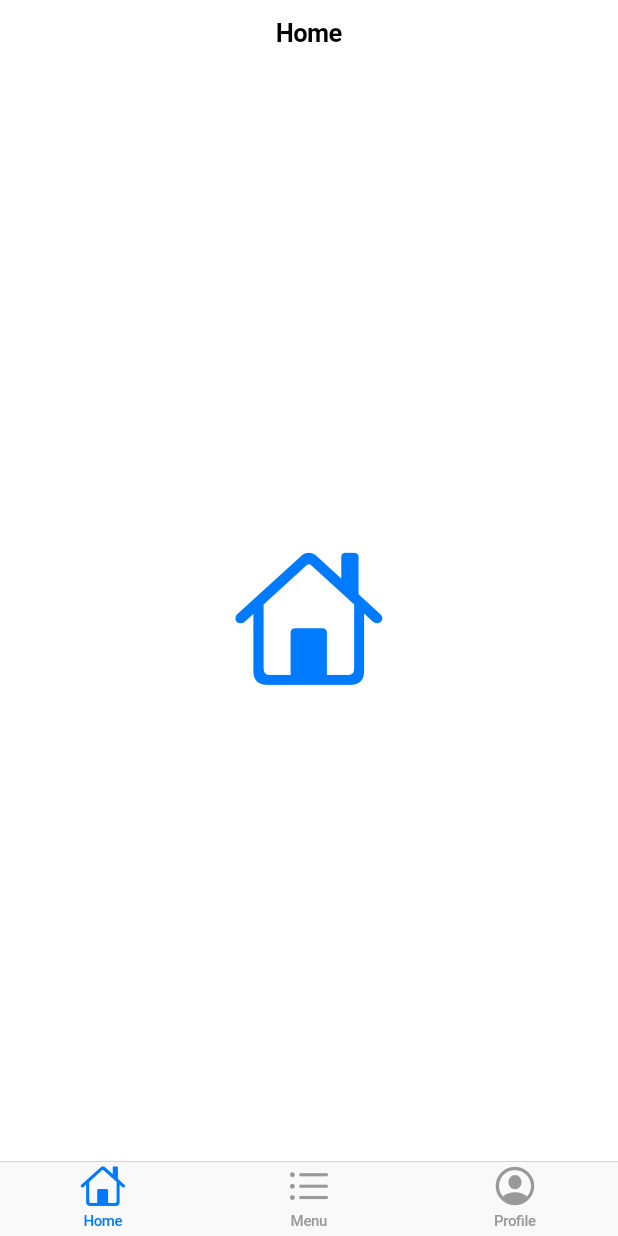
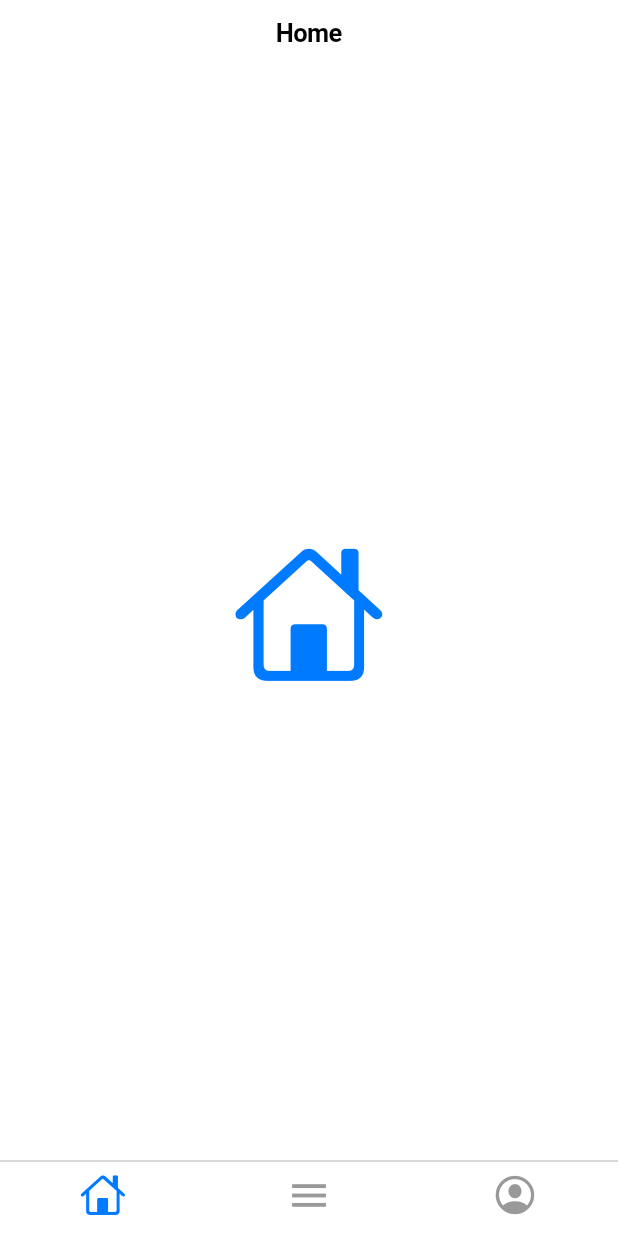
Before and after one commit to kkIIun/flutter_study, a Flutter app: the screen it shows after launch, on a phone screen of 412 x 824 dp. Run offline on Flutter 3.47's test engine with Material 2 defaults, Android fonts, the phone set to English and light mode, and no system bars; missing offline and left inert: dart:html.

Commit message:
CupertinoNavigationbar text color change

```diff
--- a/lib/main.dart
+++ b/lib/main.dart
@@ -14,6 +14,7 @@ class MyApp extends StatelessWidget {
     return CupertinoApp(
       title: _title,
       home: MyStatefulWidget(),
+      debugShowCheckedModeBanner: false,
     );
   }
 }
--- a/lib/mymainpage.dart
+++ b/lib/mymainpage.dart
@@ -25,7 +25,7 @@ class _MystatefulWidget extends State<MyStatefulWidget> {
       ),
       _TabInfo(
         "Menu",
-        CupertinoIcons.list_bullet,
+        Icons.menu,
       ),
       _TabInfo(
         "Profile",
@@ -47,10 +47,10 @@ class _MystatefulWidget extends State<MyStatefulWidget> {
           );
         },
         tabBar: CupertinoTabBar(
+          backgroundColor: Colors.white,
           items: <BottomNavigationBarItem>[
             for (final tabInfo in _tabInfo)
               BottomNavigationBarItem(
-                label: tabInfo.title,
                 icon: Icon(tabInfo.icon),
               ),
           ],
@@ -73,8 +73,14 @@ class _CupertinoTab extends StatelessWidget {
   @override
   Widget build(BuildContext context) {
     return CupertinoPageScaffold(
-      navigationBar: const CupertinoNavigationBar(),
-      backgroundColor: CupertinoColors.systemBackground,
+      navigationBar: const CupertinoNavigationBar(
+        backgroundColor: Colors.white,
+        middle: const Text(
+          'Home',
+          style: TextStyle(color: Colors.black),
+        ),
+      ),
+      backgroundColor: CupertinoColors.white,
       child: Center(
         child: Icon(
           icon,
```
